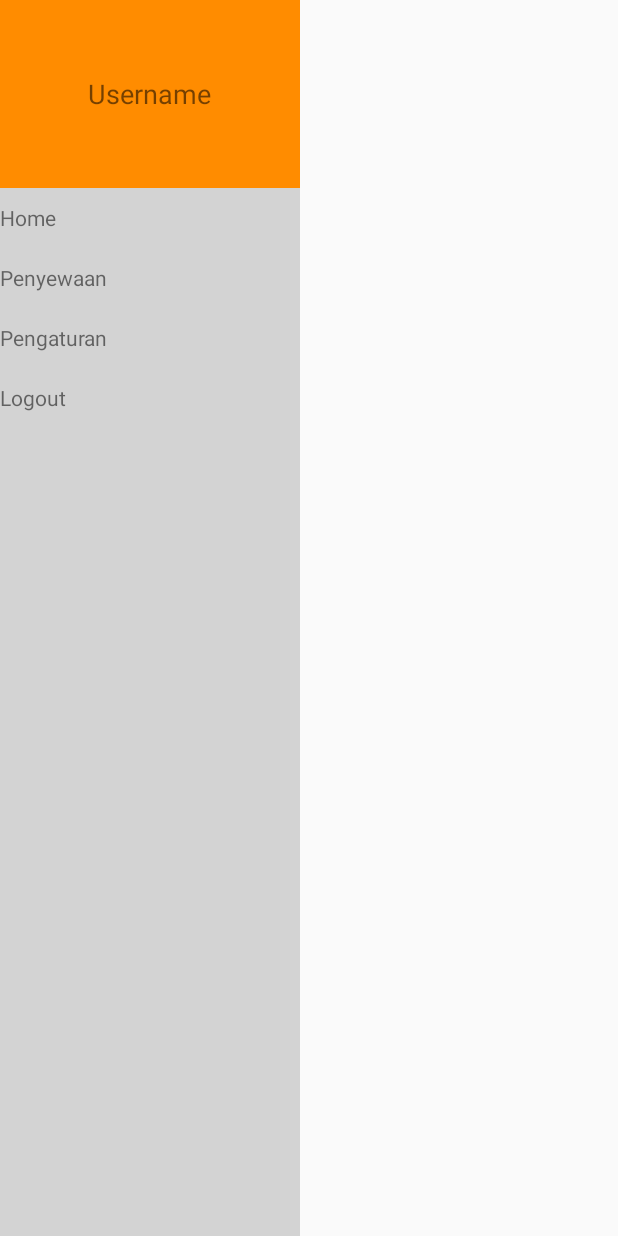
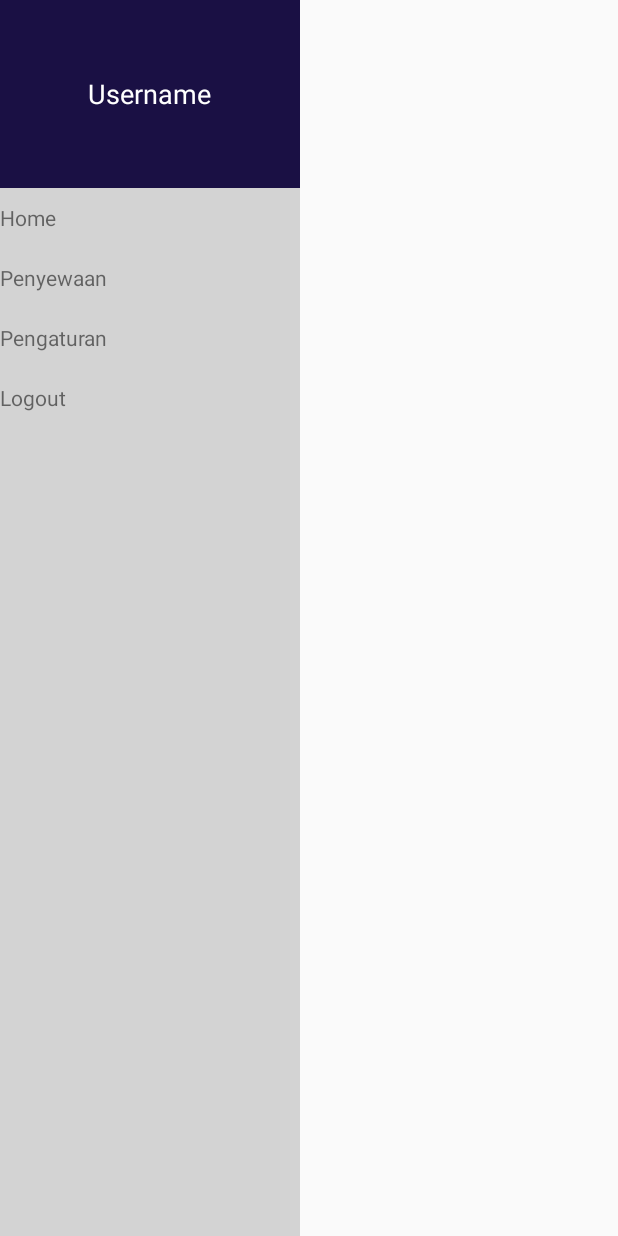
Before and after one commit to LittleFireflies/Negosio, an Android app: the layout navigationboard.xml on its own in the app's theme, with its tools: preview values and no code run, on a phone screen of 412 x 824 dp. Run offline under Robolectric (Android 15) with nearby library versions, the phone set to English and light mode, and no system bars.

Commit message:
no message

```diff
--- a/app/src/main/res/layout/navigationboard.xml
+++ b/app/src/main/res/layout/navigationboard.xml
@@ -7,13 +7,14 @@
     <RelativeLayout
         android:layout_width="match_parent"
         android:layout_height="125dp"
-        android:background="@color/DarkOrange">
+        android:background="@color/colorPrimary">
         <TextView
             android:id="@+id/tvProfil"
             android:layout_width="wrap_content"
             android:layout_height="wrap_content"
             android:layout_centerInParent="true"
             android:text="Username"
+            android:textColor="@color/White"
             android:textSize="18sp"/>
     </RelativeLayout>
     <LinearLayout
```
